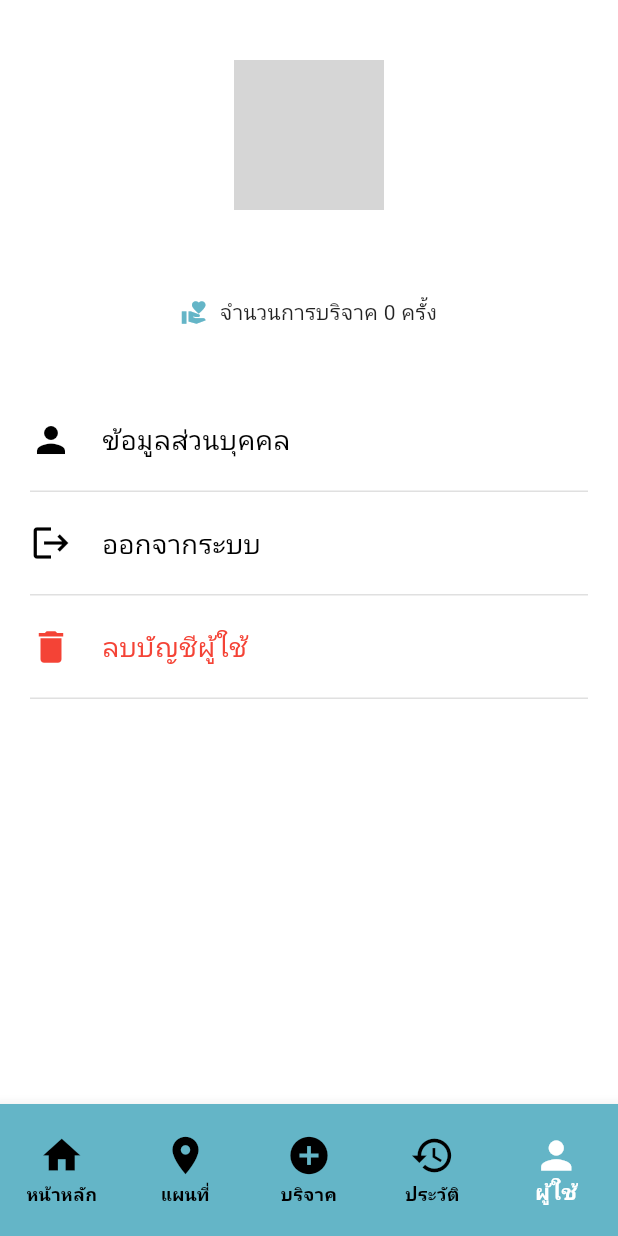
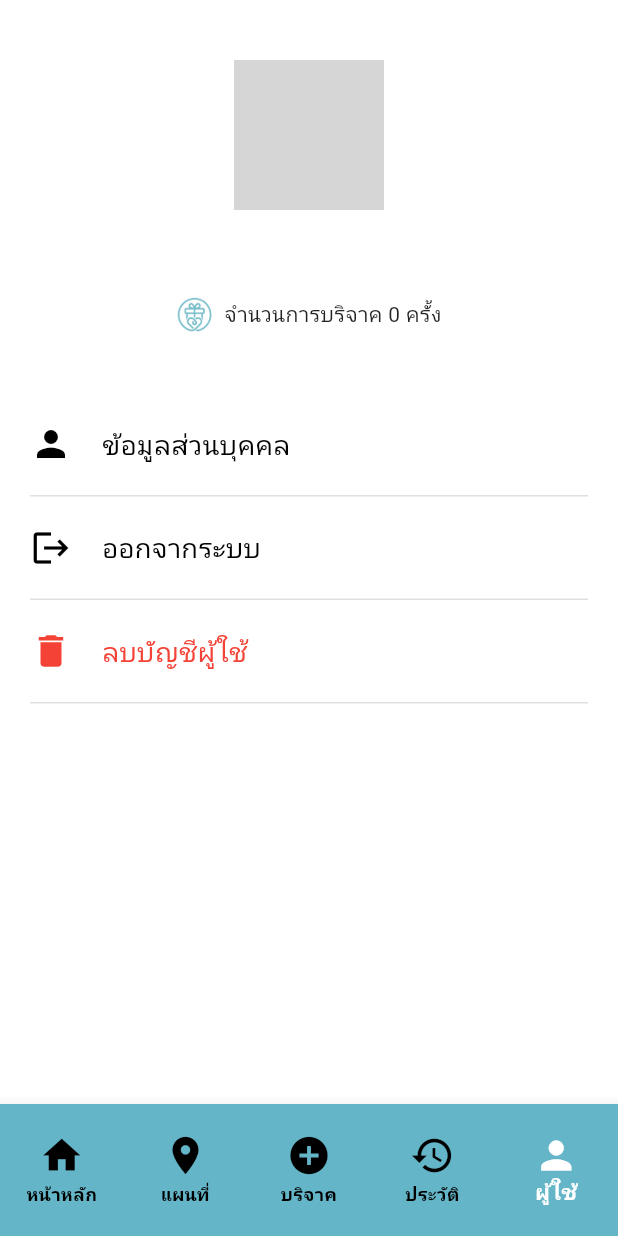
Before and after one commit to oKENDOo/givelink, a Flutter app: the UserScreen screen opened by its route, on a phone screen of 412 x 824 dp. Run offline on Flutter 3.47's test engine with Material 3 defaults, Android fonts, the phone set to English and light mode, and no system bars; our stand-ins replace cloud_firestore, firebase_auth, firebase_core, flutter_map, geolocator, go_router and 4 more; accounts and stored records are empty; network calls fail; Roboto replaces fonts that are missing (Kanit); grey boxes are pictures that could not be loaded.

Commit message:
แก้ไขหน้า User ดึง DB

```diff
--- a/lib/features/user/screens/user_screen.dart
+++ b/lib/features/user/screens/user_screen.dart
@@ -1,6 +1,7 @@
 import 'package:flutter/material.dart';
 import 'package:firebase_auth/firebase_auth.dart';
 import 'package:go_router/go_router.dart';
+import 'package:cloud_firestore/cloud_firestore.dart'; // 🌟 เพิ่ม Import Firestore สำหรับดึงข้อมูล
 
 class UserScreen extends StatefulWidget {
   const UserScreen({super.key});
@@ -30,7 +31,7 @@ class _UserScreenState extends State<UserScreen> {
     }
   }
 
-  // 🌟 ฟังก์ชันออกจากระบบ (แก้ไขให้มียืนยันและไปหน้า Welcome)
+  // ฟังก์ชันออกจากระบบ
   Future<void> _signOut() async {
     showDialog(
       context: context,
@@ -38,19 +39,16 @@ class _UserScreenState extends State<UserScreen> {
         title: const Text('ยืนยันการออกจากระบบ'),
         content: const Text('คุณแน่ใจหรือไม่ว่าต้องการออกจากระบบ?'),
         actions: [
-          // ปุ่มยกเลิก
           TextButton(
-            onPressed: () => Navigator.pop(context), // ปิดหน้าต่าง Popup
+            onPressed: () => Navigator.pop(context),
             child: const Text('ยกเลิก', style: TextStyle(color: Colors.grey)),
           ),
-          // ปุ่มยืนยันออกจากระบบ
           TextButton(
             onPressed: () async {
-              Navigator.pop(context); // ปิดหน้าต่าง Popup ก่อน
-              await FirebaseAuth.instance.signOut(); // สั่งออกจากระบบ Firebase
+              Navigator.pop(context);
+              await FirebaseAuth.instance.signOut();
 
               if (mounted) {
-                // 🌟 ใช้ context.go เพื่อลบประวัติเก่าทิ้ง ไม่ให้กดย้อนกลับมาได้
                 context.go('/welcome');
               }
             },
@@ -78,11 +76,10 @@ class _UserScreenState extends State<UserScreen> {
               try {
                 await FirebaseAuth.instance.currentUser?.delete();
                 if (mounted) {
-                  context.go('/welcome'); // 🌟 ลบเสร็จให้กลับไปหน้า Welcome เหมือนกัน
+                  context.go('/welcome');
                 }
               } catch (e) {
                 print("Error deleting account: $e");
-                // ถ้า Error มักจะเกิดจากต้องให้ผู้ใช้ Login ใหม่ก่อนเพื่อความปลอดภัย
                 if (mounted) {
                   ScaffoldMessenger.of(context).showSnackBar(
                     const SnackBar(content: Text('กรุณาออกจากระบบและเข้าสู่ระบบใหม่อีกครั้งก่อนทำการลบบัญชี')),
@@ -124,17 +121,43 @@ class _UserScreenState extends State<UserScreen> {
                   ),
                   const SizedBox(height: 8),
 
-                  // จำนวนการบริจาค
-                  Row(
-                    mainAxisAlignment: MainAxisAlignment.center,
-                    children: [
-                      Icon(Icons.volunteer_activism, color: primaryBlue, size: 18),
-                      const SizedBox(width: 8),
-                      const Text(
-                        'จำนวนการบริจาค 0 ครั้ง',
-                        style: TextStyle(fontSize: 14, color: Colors.black87),
-                      ),
-                    ],
+                  // 🌟 จำนวนการบริจาค (ดึงข้อมูลจริงจาก Firestore)
+                  StreamBuilder<QuerySnapshot>(
+                    stream: FirebaseFirestore.instance
+                        .collection('DonationBookings')
+                        .where('user_id', isEqualTo: FirebaseAuth.instance.currentUser?.uid)
+                        .snapshots(),
+                    builder: (context, snapshot) {
+                      int donationCount = 0;
+
+                      if (snapshot.hasData) {
+                        // กรองนับเฉพาะรายการที่กำลังดำเนินการ และ เสร็จสิ้น
+                        donationCount = snapshot.data!.docs.where((doc) {
+                          final data = doc.data() as Map<String, dynamic>;
+                          final status = data['status'] ?? '';
+                          return status == 'pending' || status == 'completed' || status == 'success';
+                        }).length;
+                      }
+
+                     // ... ส่วน StreamBuilder ด้านบน ...
+                      return Row(
+                        mainAxisAlignment: MainAxisAlignment.center,
+                        children: [
+                          // ✅ โค้ดใหม่ (ใช้รูปโลโก้แทนไอคอน)
+                          Image.asset(
+                            'assets/images/logo_crop.png',
+                            width: 24, // กำหนดความกว้างให้เหมาะสม
+                            height: 24, // กำหนดความสูงให้เหมาะสม
+                          ),
+                          const SizedBox(width: 8),
+                          Text(
+                            'จำนวนการบริจาค $donationCount ครั้ง',
+                            style: const TextStyle(fontSize: 14, color: Colors.black87),
+                          ),
+                        ],
+                      );
+// ...
+                    },
                   ),
                 ],
               ),
@@ -152,20 +175,19 @@ class _UserScreenState extends State<UserScreen> {
                       icon: Icons.person,
                       title: 'ข้อมูลส่วนบุคคล',
                       onTap: () {
-                        // 🌟 กดแล้วพาไปหน้าแก้ไขข้อมูล
                         context.push('/user_edit');
                       },
                     ),
                     _buildMenuOption(
                       icon: Icons.logout,
                       title: 'ออกจากระบบ',
-                      onTap: _signOut, // 🌟 เรียกใช้ฟังก์ชันที่แก้ใหม่
+                      onTap: _signOut,
                     ),
                     _buildMenuOption(
                       icon: Icons.delete,
                       title: 'ลบบัญชีผู้ใช้',
                       onTap: _deleteAccount,
-                      isDestructive: true, // ทำให้ไอคอนลบเป็นสีแดงได้ (ปรับให้ตรงกับโค้ดด้านล่าง)
+                      isDestructive: true,
                     ),
                   ],
                 ),
```
